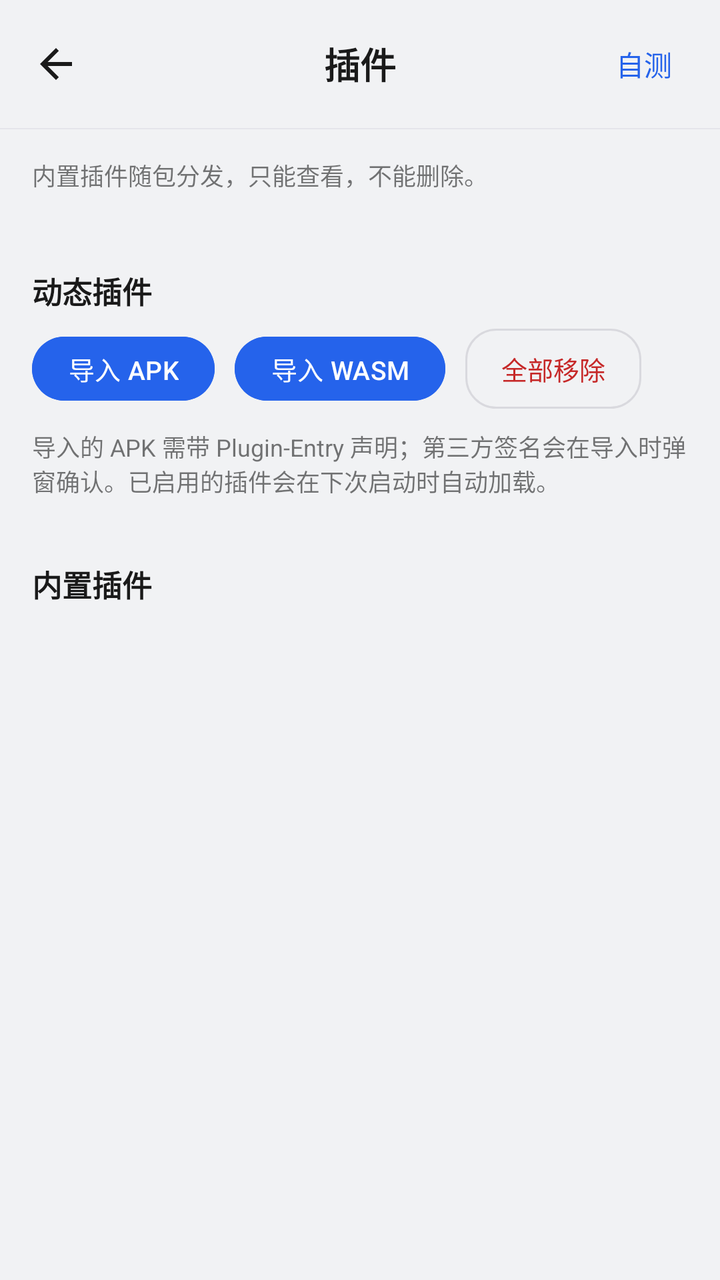
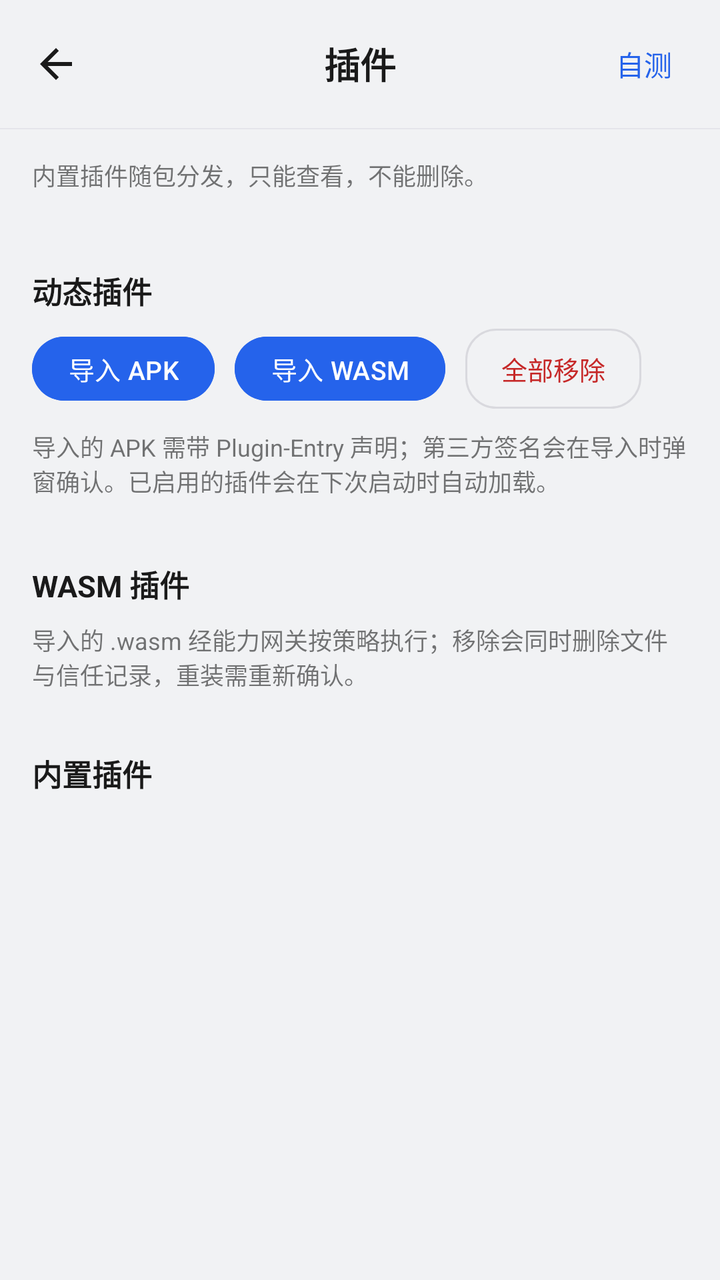

Two renders of the same Android screen: before a commit and after it. Below are the layout's source before the change and the commit's diff.
<!-- AndroidManifest.xml: application theme Theme.NyralLite -->
<!-- res/layout/activity_plugins.xml -->
<?xml version="1.0" encoding="utf-8"?>
<LinearLayout xmlns:android="http://schemas.android.com/apk/res/android"
    xmlns:app="http://schemas.android.com/apk/res-auto"
    android:id="@+id/root"
    android:layout_width="match_parent"
    android:layout_height="match_parent"
    android:orientation="vertical"
    android:background="@color/bg">

    
    <FrameLayout
        android:layout_width="match_parent"
        android:layout_height="?attr/actionBarSize"
        android:background="@color/bg">

        <ImageView
            android:id="@+id/btn_back"
            android:layout_width="40dp"
            android:layout_height="40dp"
            android:layout_gravity="start|center_vertical"
            android:layout_marginStart="8dp"
            android:padding="8dp"
            android:background="?attr/selectableItemBackgroundBorderless"
            android:contentDescription="@string/back"
            android:src="@drawable/ic_back" />

        <TextView
            android:layout_width="wrap_content"
            android:layout_height="wrap_content"
            android:layout_gravity="center"
            android:text="@string/plugins_title"
            android:textColor="@color/ai_text"
            android:textSize="18sp"
            android:textStyle="bold" />

        <TextView
            android:id="@+id/btn_tool_test"
            android:layout_width="wrap_content"
            android:layout_height="40dp"
            android:layout_gravity="end|center_vertical"
            android:layout_marginEnd="12dp"
            android:background="?attr/selectableItemBackground"
            android:gravity="center"
            android:paddingHorizontal="12dp"
            android:text="@string/tool_test_entry"
            android:textColor="@color/brand"
            android:textSize="14sp" />
    </FrameLayout>

    <View
        android:layout_width="match_parent"
        android:layout_height="0.5dp"
        android:background="@color/divider" />

    <ScrollView
        android:layout_width="match_parent"
        android:layout_height="0dp"
        android:layout_weight="1"
        android:fillViewport="true">

        <LinearLayout
            android:layout_width="match_parent"
            android:layout_height="wrap_content"
            android:orientation="vertical"
            android:paddingStart="16dp"
            android:paddingTop="14dp"
            android:paddingEnd="16dp"
            android:paddingBottom="28dp">

            <TextView
                android:layout_width="match_parent"
                android:layout_height="wrap_content"
                android:layout_marginBottom="16dp"
                android:alpha="0.6"
                android:text="@string/plugins_hint"
                android:textColor="@color/ai_text"
                android:textSize="12sp" />

            
            <TextView
                android:layout_width="wrap_content"
                android:layout_height="wrap_content"
                android:layout_marginTop="22dp"
                android:layout_marginBottom="8dp"
                android:text="@string/plugins_section_dynamic"
                android:textColor="@color/ai_text"
                android:textSize="15sp"
                android:textStyle="bold" />

            <LinearLayout
                android:layout_width="match_parent"
                android:layout_height="wrap_content"
                android:gravity="center_vertical"
                android:orientation="horizontal">

                <Button
                    android:id="@+id/btn_import_apk"
                    android:layout_width="wrap_content"
                    android:layout_height="40dp"
                    android:minWidth="0dp"
                    app:cornerRadius="20dp"
                    android:paddingHorizontal="18dp"
                    android:text="导入 APK"
                    android:textColor="@color/user_text"
                    android:textSize="13sp"
                    android:backgroundTint="@color/brand" />

                <Button
                    android:id="@+id/btn_import_wasm"
                    android:layout_width="wrap_content"
                    android:layout_height="40dp"
                    android:layout_marginStart="10dp"
                    android:minWidth="0dp"
                    app:cornerRadius="20dp"
                    android:paddingHorizontal="18dp"
                    android:text="导入 WASM"
                    android:textColor="@color/user_text"
                    android:textSize="13sp"
                    android:backgroundTint="@color/brand" />

                <TextView
                    android:id="@+id/btn_unload_all"
                    android:layout_width="wrap_content"
                    android:layout_height="40dp"
                    android:layout_marginStart="10dp"
                    android:background="@drawable/bg_bar_item"
                    android:gravity="center"
                    android:paddingHorizontal="18dp"
                    android:text="全部移除"
                    android:textColor="@color/tool_fail"
                    android:textSize="13sp" />
            </LinearLayout>

            <TextView
                android:id="@+id/dex_plugin_status"
                android:layout_width="match_parent"
                android:layout_height="wrap_content"
                android:layout_marginTop="10dp"
                android:layout_marginBottom="10dp"
                android:alpha="0.6"
                android:text="@string/plugins_dex_hint"
                android:textColor="@color/ai_text"
                android:textSize="12sp" />

            <LinearLayout
                android:id="@+id/external_plugin_list"
                android:layout_width="match_parent"
                android:layout_height="wrap_content"
                android:orientation="vertical" />

            
            <TextView
                android:layout_width="wrap_content"
                android:layout_height="wrap_content"
                android:layout_marginTop="22dp"
                android:layout_marginBottom="8dp"
                android:text="@string/plugins_section_builtin"
                android:textColor="@color/ai_text"
                android:textSize="15sp"
                android:textStyle="bold" />

            <LinearLayout
                android:id="@+id/plugin_list"
                android:layout_width="match_parent"
                android:layout_height="wrap_content"
                android:orientation="vertical" />
        </LinearLayout>
    </ScrollView>
</LinearLayout>
<!-- resources referenced by this layout -->
<resources>
  <color name="ai_text">#1A1A1A</color>
  <color name="bg">#F1F2F4</color>
  <color name="brand">#2563EB</color>
  <color name="divider">#E5E5EA</color>
  <color name="tool_fail">#C62828</color>
  <color name="user_text">#FFFFFF</color>
  <!-- drawable bg_bar_item (drawable) -->
  <?xml version="1.0" encoding="utf-8"?>
  <ripple xmlns:android="http://schemas.android.com/apk/res/android"
      android:color="?android:attr/colorControlHighlight">
      <item>
          <shape android:shape="rectangle">
              <corners android:radius="15dp" />
              <stroke
                  android:width="1dp"
                  android:color="@color/bar_outline" />
              <solid android:color="@android:color/transparent" />
          </shape>
      </item>
  </ripple>
  <!-- drawable ic_back (drawable) -->
  <?xml version="1.0" encoding="utf-8"?>
  <vector xmlns:android="http://schemas.android.com/apk/res/android"
      android:width="24dp"
      android:height="24dp"
      android:viewportWidth="24"
      android:viewportHeight="24">
      <path
          android:fillColor="#1A1A1A"
          android:pathData="M20,11H7.83l5.59,-5.59L12,4l-8,8 8,8 1.41,-1.41L7.83,13H20v-2z" />
  </vector>
  <string name="back">返回</string>
  <string name="plugins_dex_hint">导入的 APK 需带 Plugin-Entry 声明；第三方签名会在导入时弹窗确认。已启用的插件会在下次启动时自动加载。</string>
  <string name="plugins_hint">内置插件随包分发，只能查看，不能删除。</string>
  <string name="plugins_section_builtin">内置插件</string>
  <string name="plugins_section_dynamic">动态插件</string>
  <string name="plugins_title">插件</string>
  <string name="tool_test_entry">自测</string>
  <style name="Theme.NyralLite" parent="Theme.Material3.Light.NoActionBar">
          <item name="colorPrimary">@color/brand</item>
          <item name="android:windowBackground">@color/bg</item>
          <item name="android:statusBarColor">@color/bg</item>
          <item name="android:windowLightStatusBar">true</item>
          
          <item name="materialAlertDialogTheme">@style/ThemeOverlay.NyralLite.Dialog</item>
      </style>
  <color name="bar_outline">#D9D9DE</color>
  <style name="ThemeOverlay.NyralLite.Dialog" parent="ThemeOverlay.Material3.MaterialAlertDialog">
          <item name="colorPrimary">@color/brand</item>
          <item name="colorSecondary">@color/brand</item>
          <item name="colorSurface">@color/bg</item>
          <item name="colorSurfaceContainerHigh">@color/bg</item>
          <item name="colorOnSurface">@color/ai_text</item>
          
          <item name="elevationOverlayEnabled">false</item>
          <item name="shapeAppearanceOverlay">@style/ShapeAppearance.NyralLite.Dialog</item>
      </style>
  <style name="ShapeAppearance.NyralLite.Dialog" parent="">
          <item name="cornerFamily">rounded</item>
          <item name="cornerSize">20dp</item>
      </style>
</resources>

<!-- the commit's change to res/layout/activity_plugins.xml (unified diff, before → after) -->
@@ -154,6 +154,32 @@
                 android:layout_height="wrap_content"
                 android:layout_marginTop="22dp"
                 android:layout_marginBottom="8dp"
+                android:text="@string/plugins_section_wasm"
+                android:textColor="@color/ai_text"
+                android:textSize="15sp"
+                android:textStyle="bold" />
+
+            <TextView
+                android:layout_width="match_parent"
+                android:layout_height="wrap_content"
+                android:layout_marginBottom="8dp"
+                android:alpha="0.6"
+                android:text="@string/plugins_wasm_hint"
+                android:textColor="@color/ai_text"
+                android:textSize="12sp" />
+
+            <LinearLayout
+                android:id="@+id/wasm_plugin_list"
+                android:layout_width="match_parent"
+                android:layout_height="wrap_content"
+                android:orientation="vertical" />
+
+            
+            <TextView
+                android:layout_width="wrap_content"
+                android:layout_height="wrap_content"
+                android:layout_marginTop="22dp"
+                android:layout_marginBottom="8dp"
                 android:text="@string/plugins_section_builtin"
                 android:textColor="@color/ai_text"
                 android:textSize="15sp"
<!-- resource entries referenced after the edit -->
@@ -36,7 +36,9 @@
   <string name="plugins_hint">内置插件随包分发，只能查看，不能删除。</string>
   <string name="plugins_section_builtin">内置插件</string>
   <string name="plugins_section_dynamic">动态插件</string>
+  <string name="plugins_section_wasm">WASM 插件</string>
   <string name="plugins_title">插件</string>
+  <string name="plugins_wasm_hint">导入的 .wasm 经能力网关按策略执行；移除会同时删除文件与信任记录，重装需重新确认。</string>
   <string name="tool_test_entry">自测</string>
   <style name="Theme.NyralLite" parent="Theme.Material3.Light.NoActionBar">
           <item name="colorPrimary">@color/brand</item>
